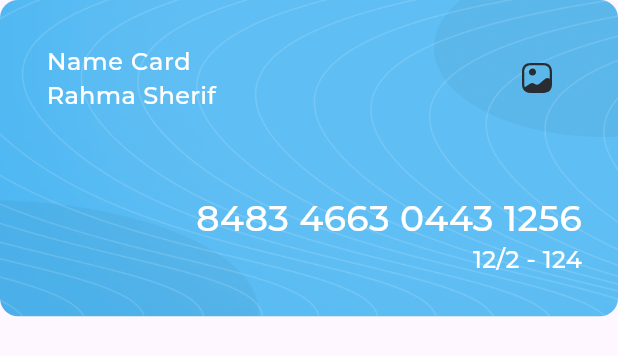
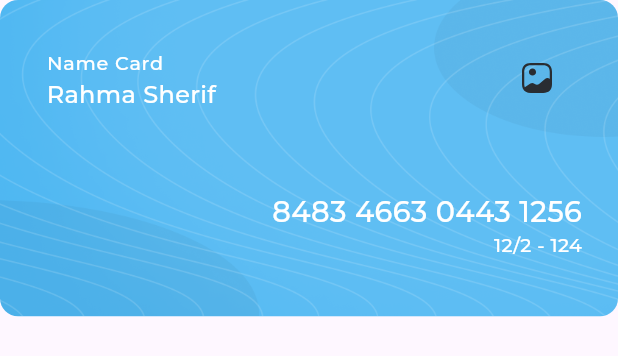
Before and after one commit to Rahma226/responsive_dash_board, a Flutter app: the MyCard widget shown alone on an empty page, opened directly, on a phone screen of 412 x 824 dp. Shown: the top 356 px of the screen. Run offline on Flutter 3.47's test engine with Material 3 defaults, Android fonts, the phone set to English and light mode, and no system bars; our stand-ins replace expandable_page_view, fl_chart, flutter_svg; project files that could hold a hidden picture were left out.

Commit message:
responsive desktop layout done

```diff
--- a/lib/utils/styles.dart
+++ b/lib/utils/styles.dart
@@ -1,93 +1,123 @@
+import 'package:dash_board/utils/size_config.dart';
 import 'package:flutter/material.dart';
 
 abstract class Styles {
   static TextStyle styleRegular16(context) {
-    return const TextStyle(
-      color: Color(0xFF064060),
-      fontSize: 16,
+    return TextStyle(
+      color: const Color(0xFF064060),
+      fontSize: getResponsiveFontSize(context, fontSize: 16),
       fontFamily: 'Montserrat',
       fontWeight: FontWeight.w400,
     );
   }
 
   static TextStyle styleBold16(BuildContext context) {
-    return const TextStyle(
-      color: Color(0xFF4EB7F2),
-      fontSize: 16,
+    return TextStyle(
+      color: const Color(0xFF4EB7F2),
+      fontSize: getResponsiveFontSize(context, fontSize: 16),
       fontFamily: 'Montserrat',
       fontWeight: FontWeight.w700,
     );
   }
 
   static TextStyle styleMedium16(BuildContext context) {
-    return const TextStyle(
-      color: Color(0xFF064061),
-      fontSize: 16,
+    return TextStyle(
+      color: const Color(0xFF064061),
+      fontSize: getResponsiveFontSize(context, fontSize: 16),
       fontFamily: 'Montserrat',
       fontWeight: FontWeight.w500,
     );
   }
 
   static TextStyle styleMedium20(BuildContext context) {
-    return const TextStyle(
-      color: Color(0xFFFFFFFF),
-      fontSize: 16,
+    return TextStyle(
+      color: const Color(0xFFFFFFFF),
+      fontSize: getResponsiveFontSize(context, fontSize: 20),
       fontFamily: 'Montserrat',
       fontWeight: FontWeight.w500,
     );
   }
 
   static TextStyle styleSemiBold16(BuildContext context) {
-    return const TextStyle(
-      color: Color(0xFF064061),
-      fontSize: 16,
+    return TextStyle(
+      color: const Color(0xFF064061),
+      fontSize: getResponsiveFontSize(context, fontSize: 16),
       fontFamily: 'Montserrat',
       fontWeight: FontWeight.w600,
     );
   }
 
   static TextStyle styleSemiBold20(BuildContext context) {
-    return const TextStyle(
-      color: Color(0xFF064061),
-      fontSize: 20,
+    return TextStyle(
+      color: const Color(0xFF064061),
+      fontSize: getResponsiveFontSize(context, fontSize: 20),
       fontFamily: 'Montserrat',
       fontWeight: FontWeight.w600,
     );
   }
 
   static TextStyle styleRegular12(BuildContext context) {
-    return const TextStyle(
-      color: Color(0xFFAAAAAA),
-      fontSize: 12,
+    return TextStyle(
+      color: const Color(0xFFAAAAAA),
+      fontSize: getResponsiveFontSize(context, fontSize: 12),
       fontFamily: 'Montserrat',
       fontWeight: FontWeight.w400,
     );
   }
 
   static TextStyle styleSemiBold24(BuildContext context) {
-    return const TextStyle(
-      color: Color(0xFF4EB7F2),
-      fontSize: 24,
+    return TextStyle(
+      color: const Color(0xFF4EB7F2),
+      fontSize: getResponsiveFontSize(context, fontSize: 24),
       fontFamily: 'Montserrat',
       fontWeight: FontWeight.w600,
     );
   }
 
   static TextStyle styleRegular14(BuildContext context) {
-    return const TextStyle(
-      color: Color(0xFFAAAAAA),
-      fontSize: 14,
+    return TextStyle(
+      color: const Color(0xFFAAAAAA),
+      fontSize: getResponsiveFontSize(context, fontSize: 14),
       fontFamily: 'Montserrat',
       fontWeight: FontWeight.w400,
     );
   }
 
   static TextStyle styleSemiBold18(BuildContext context) {
-    return const TextStyle(
-      color: Color(0xFFFFFFFF),
-      fontSize: 18,
+    return TextStyle(
+      color: const Color(0xFFFFFFFF),
+      fontSize: getResponsiveFontSize(context, fontSize: 18),
       fontFamily: 'Montserrat',
       fontWeight: FontWeight.w600,
     );
   }
 }
+
+// sacleFactor
+// responsive font size
+// (min , max) fontsize
+double getResponsiveFontSize(context, {required double fontSize}) {
+  double scaleFactor = getScaleFactor(context);
+  double responsiveFontSize = fontSize * scaleFactor;
+
+  double lowerLimit = fontSize * .8;
+  double upperLimit = fontSize * 1.2;
+
+  return responsiveFontSize.clamp(lowerLimit, upperLimit);
+}
+
+double getScaleFactor(context) {
+  // var dispatcher = PlatformDispatcher.instance;
+  // var physicalWidth = dispatcher.views.first.physicalSize.width;
+  // var devicePixelRatio = dispatcher.views.first.devicePixelRatio;
+  // double width = physicalWidth / devicePixelRatio;
+
+  double width = MediaQuery.sizeOf(context).width;
+  if (width < SizeConfig.tablet) {
+    return width / 550;
+  } else if (width < SizeConfig.desktop) {
+    return width / 1000;
+  } else {
+    return width / 1920;
+  }
+}
--- a/lib/widgets/my_card.dart
+++ b/lib/widgets/my_card.dart
@@ -60,8 +60,10 @@ class MyCard extends StatelessWidget {
                 ],
               ),
             ),
-            const SizedBox(
-              height: 54 - 28,
+            const Flexible(
+              child: SizedBox(
+                height: 54 - 28,
+              ),
             )
           ],
         ),
```
